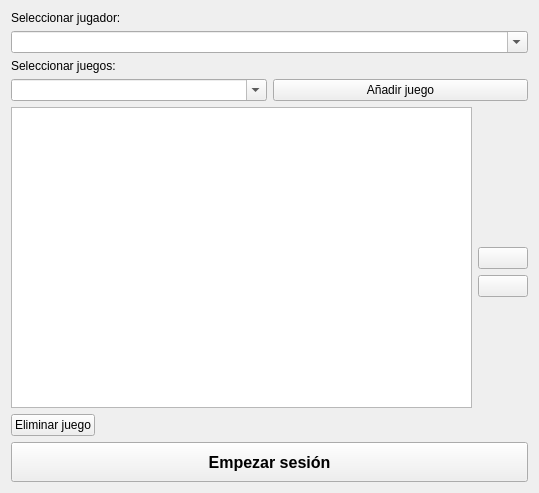
Qt form components/therapyManager/src/usersv2.ui (robocomp/robotherapy) before a commit.
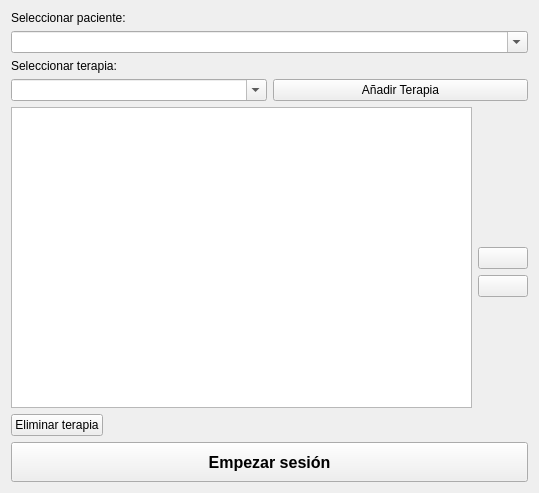
The same form after that commit. Icons and pictures are not drawn.

```diff
--- a/components/therapyManager/src/usersv2.ui
+++ b/components/therapyManager/src/usersv2.ui
@@ -17,7 +17,7 @@
    <item>
     <widget class="QLabel" name="label_2">
      <property name="text">
-      <string>Seleccionar jugador:</string>
+      <string>Seleccionar paciente:</string>
      </property>
     </widget>
    </item>
@@ -48,7 +48,7 @@
    <item>
     <widget class="QLabel" name="label">
      <property name="text">
-      <string>Seleccionar juegos:</string>
+      <string>Seleccionar terapia:</string>
      </property>
     </widget>
    </item>
@@ -69,7 +69,7 @@
      <item>
       <widget class="QPushButton" name="addgame_button">
        <property name="text">
-        <string>Añadir juego</string>
+        <string>Añadir Terapia</string>
        </property>
       </widget>
      </item>
@@ -87,7 +87,7 @@
          <item>
           <widget class="QPushButton" name="deletegame_button">
            <property name="text">
-            <string>Eliminar juego</string>
+            <string>Eliminar terapia</string>
            </property>
           </widget>
          </item>
```
Left out of the diff: 10 changed lines with no effect on the pictures.
